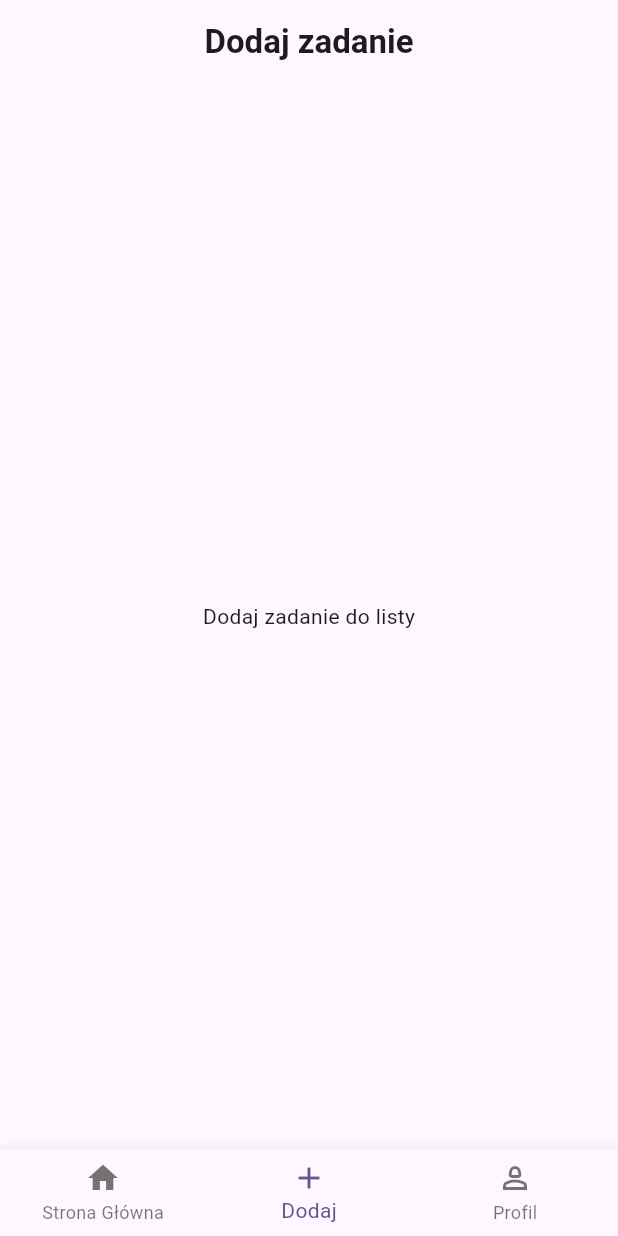
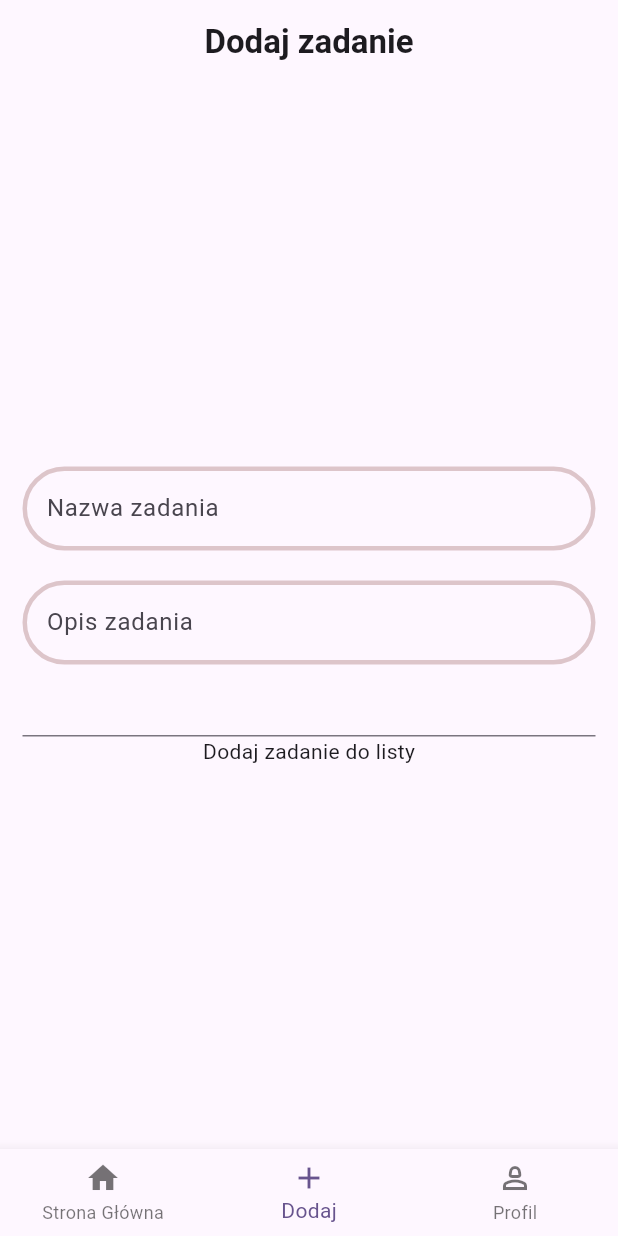
Before and after one commit to damianfaron/tasklist, a Flutter app: the screen it shows after launch, item 2 of the bottom bar chosen, on a phone screen of 412 x 824 dp. Run offline on Flutter 3.47's test engine with Material 2 defaults, Android fonts, the phone set to English and light mode, and no system bars.

Commit message:
create add page

```diff
--- a/lib/app/features/add_page_content/add_page.dart
+++ b/lib/app/features/add_page_content/add_page.dart
@@ -1,4 +1,3 @@
-
 import 'package:flutter/material.dart';
 
 class AddPageContent extends StatelessWidget {
@@ -8,8 +7,44 @@ class AddPageContent extends StatelessWidget {
 
   @override
   Widget build(BuildContext context) {
-    return const Center(
-      child: Text('Dodaj zadanie do listy'),
+    return Padding(
+      padding: const EdgeInsets.all(15.0),
+      child: Column(
+        mainAxisAlignment: MainAxisAlignment.center,
+        children: [
+          TextField(
+            maxLines: null,
+            decoration: InputDecoration(
+              labelText: 'Nazwa zadania',
+              enabledBorder: OutlineInputBorder(
+                borderSide: const BorderSide(
+                  width: 3,
+                  color: Color.fromARGB(80, 150, 87, 87),
+                ),
+                borderRadius: BorderRadius.circular(30),
+              ),
+            ),
+          ),
+          const SizedBox(
+            height: 20,
+          ),
+          TextField(
+            maxLines: null,
+            decoration: InputDecoration(
+              labelText: 'Opis zadania',
+              enabledBorder: OutlineInputBorder(
+                borderSide: const BorderSide(
+                  width: 3,
+                  color: Color.fromARGB(80, 150, 87, 87),
+                ),
+                borderRadius: BorderRadius.circular(30),
+              ),
+            ),
+          ),
+          TextField(),
+          Text('Dodaj zadanie do listy'),
+        ],
+      ),
     );
   }
 }
```
